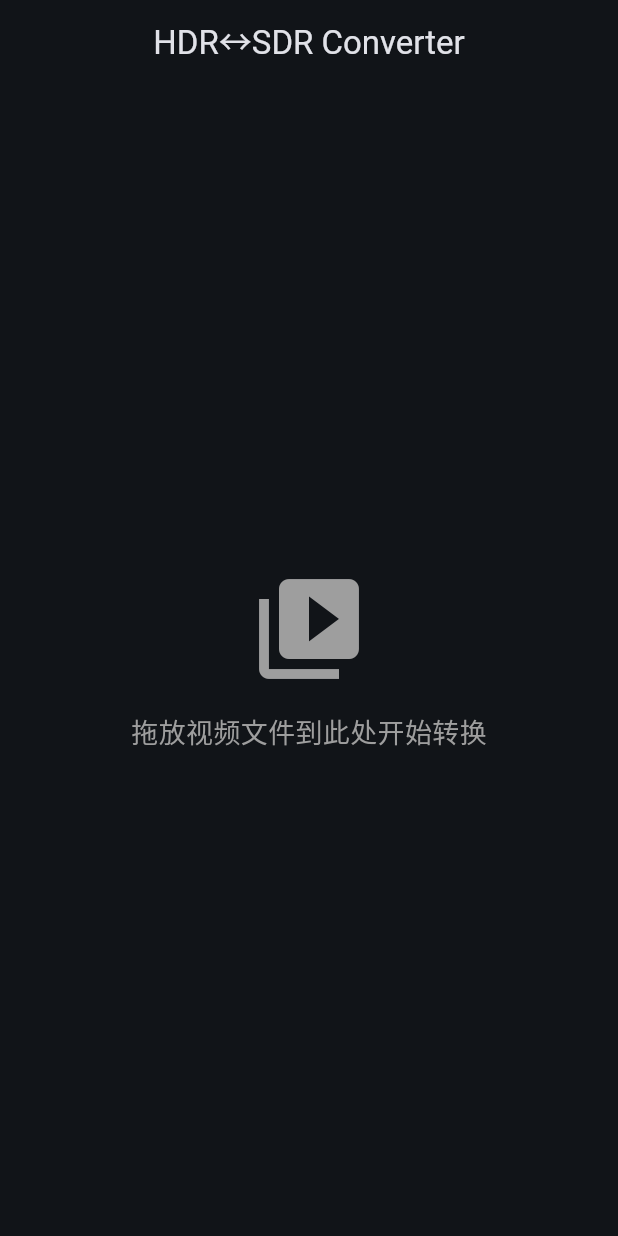
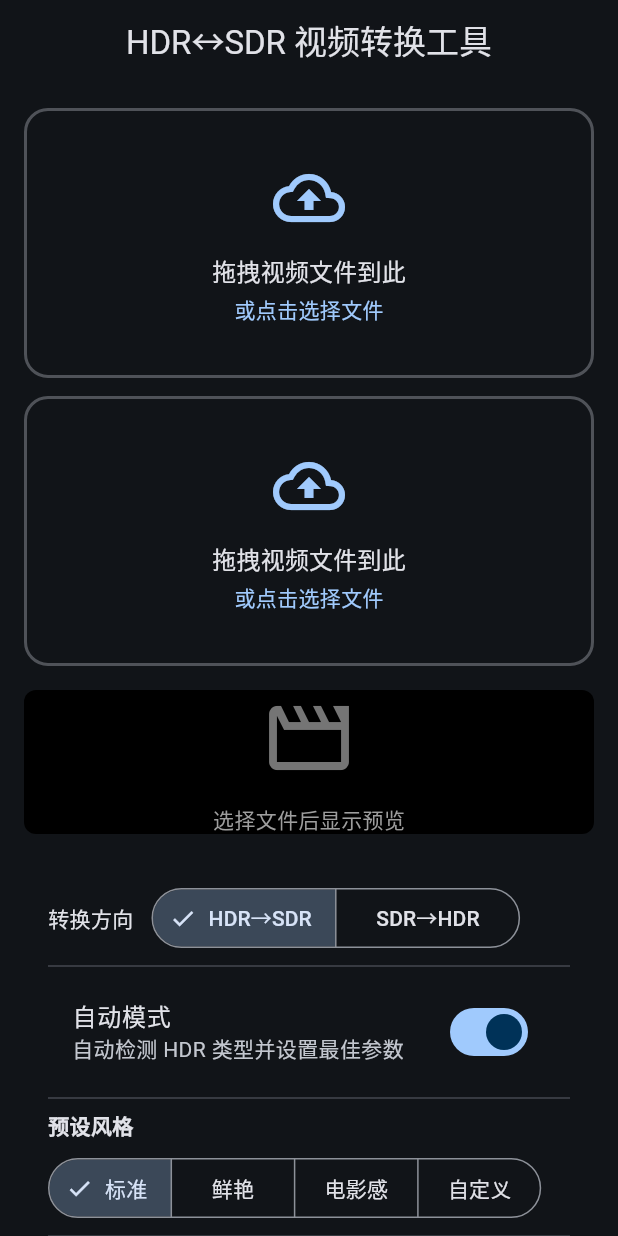
Before and after one commit to Dremous/hdr2sdr, a Flutter app: the HomePage screen opened directly, on a phone screen of 412 x 824 dp. Run offline on Flutter 3.47's test engine with Material 3 defaults, Android fonts, the phone set to English and light mode, and no system bars; our stand-ins replace file_picker; missing offline and left inert: dart:ffi, desktop_drop.

Commit message:
feat: 添加主页面，整合所有面板

```diff
--- a/lib/pages/home_page.dart
+++ b/lib/pages/home_page.dart
@@ -1,30 +1,176 @@
 import 'package:flutter/material.dart';
+import 'package:provider/provider.dart';
+import 'package:file_picker/file_picker.dart';
+import '../providers/convert_provider.dart';
+import '../widgets/drop_zone.dart';
+import '../widgets/file_list_tile.dart';
+import 'preview_panel.dart';
+import 'param_panel.dart';
+import 'progress_panel.dart';
 
-/// 主页组件 - 应用的主界面
-///
-/// 提供拖放区域，供用户将视频文件拖入以进行 HDR↔SDR 转换。
-/// 当前为占位版本，后续将集成拖放和文件选择功能。
 class HomePage extends StatelessWidget {
   const HomePage({super.key});
 
+  Future<void> _pickFiles(BuildContext context) async {
+    final result = await FilePicker.platform.pickFiles(
+      type: FileType.custom,
+      allowedExtensions: ['mp4', 'mkv', 'mov', 'avi', 'mxf', 'webm'],
+      allowMultiple: true,
+    );
+    if (result != null && context.mounted) {
+      context.read<ConvertProvider>().addFiles(
+            result.files.map((f) => f.path ?? '').where((p) => p.isNotEmpty).toList(),
+          );
+    }
+  }
+
+  Future<void> _pickOutputDir(BuildContext context) async {
+    final dir = await FilePicker.platform.getDirectoryPath();
+    if (dir != null && context.mounted) {
+      context.read<ConvertProvider>().setOutputDirectory(dir);
+    }
+  }
+
   @override
   Widget build(BuildContext context) {
+    final theme = Theme.of(context);
     return Scaffold(
       appBar: AppBar(
-        title: const Text('HDR↔SDR Converter'),
+        title: const Text('HDR↔SDR 视频转换工具'),
         centerTitle: true,
       ),
-      body: const Center(
-        child: Column(
-          mainAxisAlignment: MainAxisAlignment.center,
-          children: [
-            Icon(Icons.video_library, size: 80, color: Colors.grey),
-            SizedBox(height: 16),
-            Text(
-              '拖放视频文件到此处开始转换',
-              style: TextStyle(fontSize: 18, color: Colors.grey),
+      body: Consumer<ConvertProvider>(
+        builder: (context, provider, _) {
+          return LayoutBuilder(
+            builder: (context, constraints) {
+              final isWide = constraints.maxWidth > 900;
+              if (isWide) {
+                return _buildWideLayout(context, provider, theme);
+              } else {
+                return _buildNarrowLayout(context, provider, theme);
+              }
+            },
+          );
+        },
+      ),
+    );
+  }
+
+  Widget _buildWideLayout(
+      BuildContext context, ConvertProvider provider, ThemeData theme) {
+    return Row(
+      crossAxisAlignment: CrossAxisAlignment.start,
+      children: [
+        // 左侧: 文件管理和参数
+        Expanded(
+          flex: 2,
+          child: Column(
+            children: [
+              Expanded(child: _buildFileSection(context, provider, theme)),
+              const Divider(height: 1),
+              Expanded(
+                flex: 2,
+                child: ParamPanel(),
+              ),
+            ],
+          ),
+        ),
+        const VerticalDivider(width: 1),
+        // 右侧: 预览和进度
+        Expanded(
+          flex: 3,
+          child: Column(
+            children: [
+              const Expanded(flex: 3, child: PreviewPanel()),
+              const ProgressPanel(),
+              _buildActionBar(context, provider),
+            ],
+          ),
+        ),
+      ],
+    );
+  }
+
+  Widget _buildNarrowLayout(
+      BuildContext context, ConvertProvider provider, ThemeData theme) {
+    return SingleChildScrollView(
+      padding: const EdgeInsets.all(16),
+      child: Column(
+        children: [
+          DropZone(
+            onFilesDropped: (paths) => provider.addFiles(paths),
+            onPickFiles: () => _pickFiles(context),
+          ),
+          const SizedBox(height: 12),
+          _buildFileSection(context, provider, theme),
+          const SizedBox(height: 16),
+          const PreviewPanel(),
+          const SizedBox(height: 16),
+          const ParamPanel(),
+          const ProgressPanel(),
+          const SizedBox(height: 16),
+          _buildActionBar(context, provider),
+        ],
+      ),
+    );
+  }
+
+  Widget _buildFileSection(
+      BuildContext context, ConvertProvider provider, ThemeData theme) {
+    return Column(
+      children: [
+        if (provider.queue.isNotEmpty) ...[
+          Padding(
+            padding: const EdgeInsets.symmetric(horizontal: 16, vertical: 8),
+            child: Row(
+              mainAxisAlignment: MainAxisAlignment.spaceBetween,
+              children: [
+                Text('文件列表 (${provider.queue.length})',
+                    style: theme.textTheme.titleSmall),
+                TextButton(
+                  onPressed: () => _pickOutputDir(context),
+                  child: Text(
+                    provider.outputDirectory ?? '选择输出目录',
+                    overflow: TextOverflow.ellipsis,
+                  ),
+                ),
+              ],
             ),
-          ],
+          ),
+          Expanded(
+            child: ListView.builder(
+              itemCount: provider.queue.length,
+              itemBuilder: (context, index) {
+                return FileListTile(
+                  file: provider.queue[index],
+                  index: index,
+                  onRemove: () => provider.removeFile(index),
+                );
+              },
+            ),
+          ),
+        ] else
+          Expanded(
+            child: DropZone(
+              onFilesDropped: (paths) => provider.addFiles(paths),
+              onPickFiles: () => _pickFiles(context),
+            ),
+          ),
+      ],
+    );
+  }
+
+  Widget _buildActionBar(BuildContext context, ConvertProvider provider) {
+    return Padding(
+      padding: const EdgeInsets.all(16),
+      child: SizedBox(
+        width: double.infinity,
+        child: FilledButton.icon(
+          onPressed: provider.isConverting || provider.queue.isEmpty
+              ? null
+              : () => provider.startConversion(),
+          icon: const Icon(Icons.swap_horiz),
+          label: Text(provider.isConverting ? '转换中...' : '开始转换'),
         ),
       ),
     );
```
